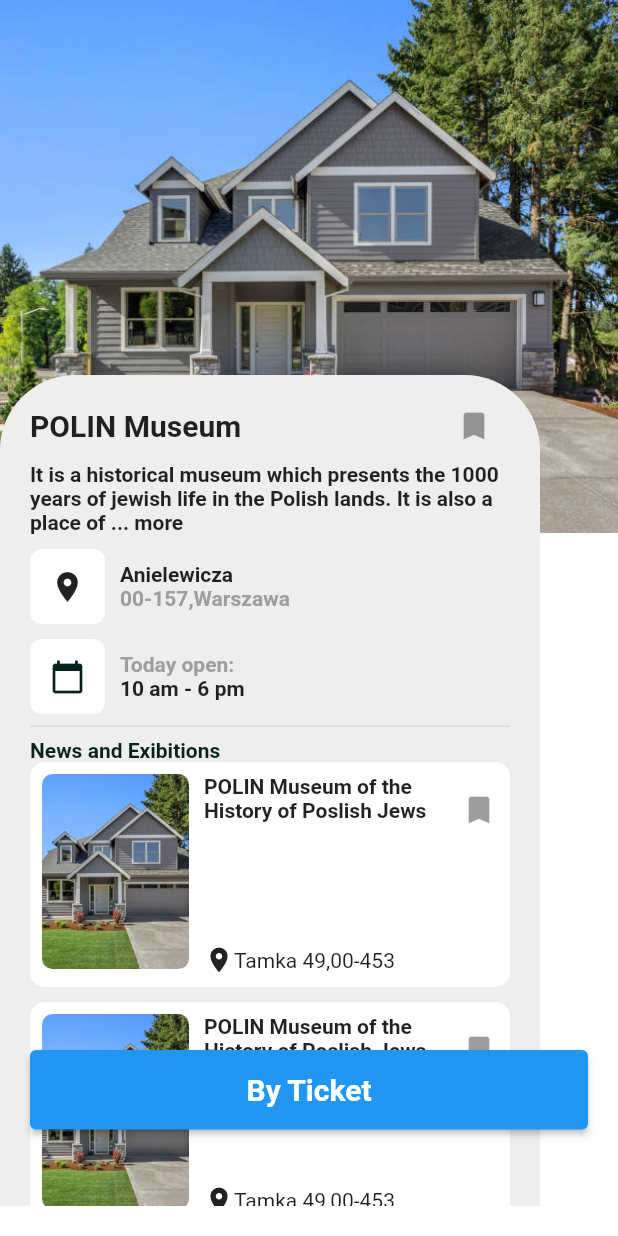
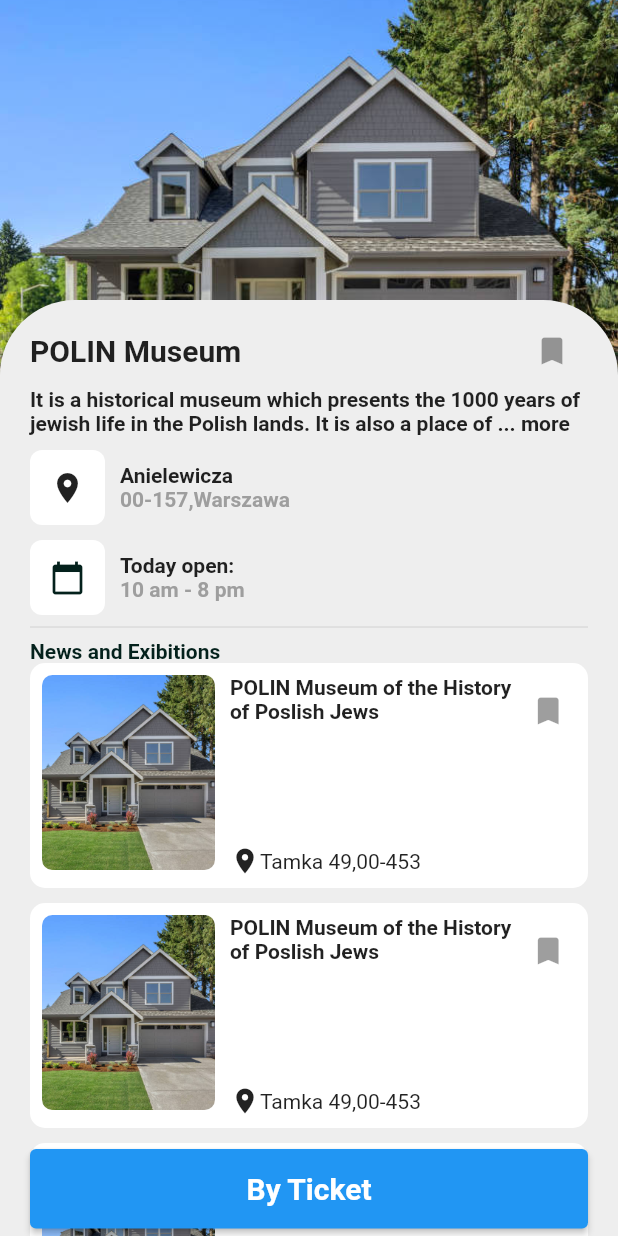
Before and after one commit to Zia9335/Zia-antonx-task-1, a Flutter app: the TicketScreen screen opened directly, on a phone screen of 412 x 824 dp. Run offline on Flutter 3.47's test engine with Material 2 defaults, Android fonts, the phone set to English and light mode, and no system bars; Roboto replaces fonts that are missing (Time New Roman).

Commit message:
Completed according to tasks UI

```diff
--- a/lib/Components/news_and_exibition.dart
+++ b/lib/Components/news_and_exibition.dart
@@ -9,6 +9,8 @@
   final bool primary;
   final dynamic typeOfScrolling;
   final list = [
+    const NewsAndExibitionsCards(),
+    const NewsAndExibitionsCards(),
     const NewsAndExibitionsCards(),
     const NewsAndExibitionsCards(),
     const NewsAndExibitionsCards(),
--- a/lib/Screens/home_screen.dart
+++ b/lib/Screens/home_screen.dart
@@ -4,6 +4,8 @@
 import 'package:w1/Components/constants.dart';
 
 class HomeScreen extends StatefulWidget {
+  const HomeScreen({Key? key}) : super(key: key);
+
   @override
   State<HomeScreen> createState() => _HomeScreenState();
 }
--- a/lib/Screens/ticket_screen.dart
+++ b/lib/Screens/ticket_screen.dart
@@ -1,4 +1,3 @@
-import 'package:flutter/cupertino.dart';
 import 'package:flutter/material.dart';
 import 'package:w1/Components/constants.dart';
 import 'package:w1/Components/news_and_exibition.dart';
@@ -13,15 +12,15 @@
 }
 
 class _TicketScreenState extends State<TicketScreen> {
-  // String dropdownValue = '10 am - 8 pm';
+  String dropdownValue = '10 am - 8 pm';
 
-  String? selectedValue;
-  List<String> itemsForDropDown = [
+  List<String> options = [
     'Item1',
     'Item2',
     'Item3',
     'Item4',
   ];
+
   @override
   Widget build(BuildContext context) {
     return Scaffold(
@@ -29,22 +28,28 @@
       body: Stack(
         clipBehavior: Clip.none,
         children: [
-          Container(
+          Positioned(
+            bottom: 250,
+            //bottom: 150,
+            child: SizedBox(
+              width: MediaQuery.of(context).size.width,
+              height: MediaQuery.of(context).size.height,
               child: Image.asset(
                 widget.images,
-            fit: BoxFit.fill,
-          )),
+                //fit: BoxFit.fill,
+              ),
+            ),
+          ),
           Positioned(
-            top: 250,
+            top: 200,
             child: Container(
+              width: MediaQuery.of(context).size.width,
+              height: MediaQuery.of(context).size.height,
               decoration: kTicketStackContainerDecorationStyle,
-              height: MediaQuery.of(context).size.height - 270,
-              width: 360,
               padding: const EdgeInsets.only(top: 10.0, left: 20, right: 20),
-              child: ListView(
-                clipBehavior: Clip.antiAliasWithSaveLayer,
-                   scrollDirection: Axis.vertical,
-                    children: [
+              child: SingleChildScrollView(
+                physics: NeverScrollableScrollPhysics(),
+                child: Column(children: [
                   Row(
                     mainAxisAlignment: MainAxisAlignment.spaceBetween,
                     children: const [
@@ -56,8 +61,7 @@
                           fontFamily: 'Time New Roman',
                         ),
                       ),
-                          IconButton(
-                              onPressed: null, icon: Icon(Icons.bookmark))
+                      IconButton(onPressed: null, icon: Icon(Icons.bookmark))
                     ],
                   ),
                   const Text(
@@ -73,8 +77,7 @@
                     children: [
                       Container(
                           decoration: const BoxDecoration(
-                                borderRadius:
-                                    BorderRadius.all(Radius.circular(8)),
+                            borderRadius: BorderRadius.all(Radius.circular(8)),
                             color: Colors.white,
                           ),
                           height: 50,
@@ -107,8 +110,7 @@
                     children: [
                       Container(
                         decoration: const BoxDecoration(
-                              borderRadius:
-                                  BorderRadius.all(Radius.circular(8)),
+                          borderRadius: BorderRadius.all(Radius.circular(8)),
                           color: Colors.white,
                         ),
                         height: 50,
@@ -128,31 +130,27 @@
                             'Today open:',
                             style: TextStyle(
                               fontWeight: FontWeight.bold,
-                                    color: Colors.grey),
+                            ),
                           ),
                           Text(
-                                '10 am - 6 pm',
+                            '10 am - 8 pm',
                             style: TextStyle(
                                 fontWeight: FontWeight.bold,
-                                ),
-                              ),
+                                color: Colors.grey),
+                          )
                         ],
                       )
                     ],
                   ),
-                      //  const SizedBox(
-                      //    height: 20,
-                      //  ),
                   const Divider(),
                   NewsAndExibitions(
-                        primary: true,
-                        typeOfScrolling: Axis.vertical,
-                      ),
+                      primary: true, typeOfScrolling: Axis.vertical),
                 ]),
               ),
             ),
+          ),
           Positioned(
-            top: 700,
+            bottom: 5,
             left: 20,
             right: 20,
             child: ElevatedButton(
```
Lines whose indentation alone changed are shown as unchanged.
